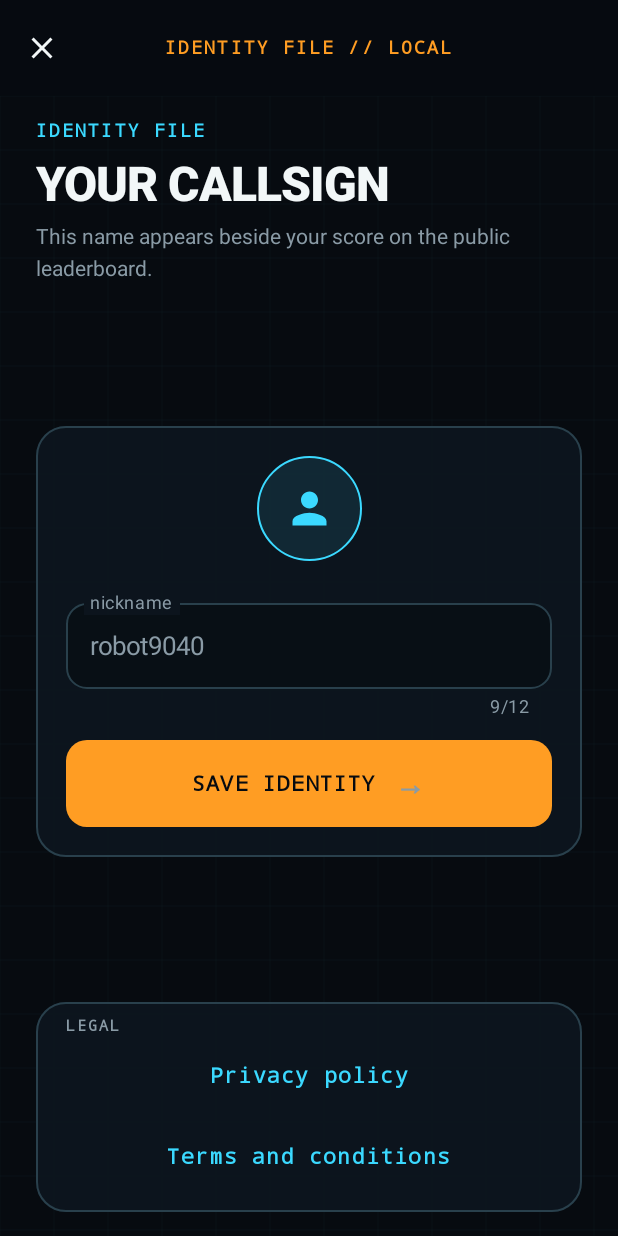
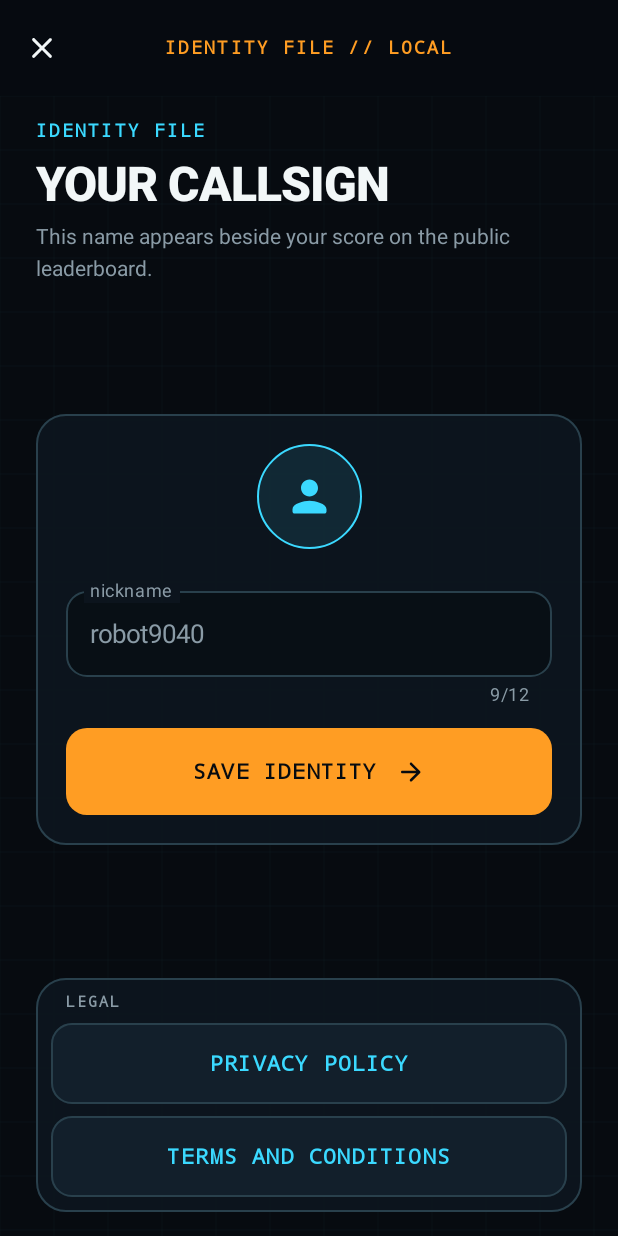
Before and after one commit to puntogris/are-you-a-robot, an Android app built with Jetpack Compose: the screen it shows after launch (MainActivity), after a tap on "Settings", on a phone screen of 412 x 824 dp. Run offline under Robolectric (Android 15) with nearby library versions, the light colour scheme and no system bars; our stand-ins replace Dagger/Hilt's generated code, Firebase (no records; nobody signed in at launch, a user with empty details on screens opened directly), livedata-compose.

Commit message:
polish Compose UI and game input flow
- Improve button, icon, spacing, and settings styling
- Preserve the input field while revealing the answer
- Fix keyboard behavior during guessing and game over

```diff
--- a/app/src/main/java/com/puntogris/areyouarobot/ui/compose/RobotComponents.kt
+++ b/app/src/main/java/com/puntogris/areyouarobot/ui/compose/RobotComponents.kt
@@ -1,6 +1,7 @@
 package com.puntogris.areyouarobot.ui.compose
 
 import androidx.compose.foundation.Canvas
+import androidx.compose.foundation.BorderStroke
 import androidx.compose.foundation.background
 import androidx.compose.foundation.border
 import androidx.compose.foundation.layout.Arrangement
@@ -19,10 +20,11 @@ import androidx.compose.foundation.layout.width
 import androidx.compose.foundation.shape.CircleShape
 import androidx.compose.foundation.shape.RoundedCornerShape
 import androidx.compose.material.icons.Icons
-import androidx.compose.material.icons.filled.Close
-import androidx.compose.material.icons.filled.Home
-import androidx.compose.material.icons.filled.Settings
-import androidx.compose.material.icons.filled.Star
+import androidx.compose.material.icons.automirrored.rounded.ArrowForward
+import androidx.compose.material.icons.rounded.Close
+import androidx.compose.material.icons.rounded.Home
+import androidx.compose.material.icons.rounded.Settings
+import androidx.compose.material.icons.rounded.Star
 import androidx.compose.material3.Button
 import androidx.compose.material3.ButtonDefaults
 import androidx.compose.material3.CenterAlignedTopAppBar
@@ -34,7 +36,6 @@ import androidx.compose.material3.MaterialTheme
 import androidx.compose.material3.OutlinedTextFieldDefaults
 import androidx.compose.material3.Surface
 import androidx.compose.material3.Text
-import androidx.compose.material3.TextButton
 import androidx.compose.material3.TextFieldColors
 import androidx.compose.material3.TopAppBarDefaults
 import androidx.compose.runtime.Composable
@@ -106,7 +107,7 @@ internal fun AppTopBar(
             if (canClose) {
                 IconButton(onClick = onClose) {
                     Icon(
-                        imageVector = Icons.Default.Close,
+                        imageVector = Icons.Rounded.Close,
                         contentDescription = stringResource(R.string.action_close),
                         tint = Paper
                     )
@@ -121,7 +122,7 @@ internal fun AppTopBar(
             if (showSettings) {
                 IconButton(onClick = onSettings) {
                     Icon(
-                        imageVector = Icons.Default.Settings,
+                        imageVector = Icons.Rounded.Settings,
                         contentDescription = stringResource(R.string.settings_label),
                         tint = Paper
                     )
@@ -151,7 +152,7 @@ internal fun AppBottomBar(
         Surface(
             color = Panel,
             shape = RoundedCornerShape(22.dp),
-            border = androidx.compose.foundation.BorderStroke(1.dp, Stroke),
+            border = BorderStroke(1.dp, Stroke),
             modifier = Modifier.fillMaxWidth()
         ) {
             Row(
@@ -163,14 +164,14 @@ internal fun AppBottomBar(
                     label = stringResource(R.string.nav_test),
                     onClick = onHome
                 ) {
-                    Icon(Icons.Default.Home, contentDescription = null)
+                    Icon(Icons.Rounded.Home, contentDescription = null)
                 }
                 BottomDestination(
                     selected = !homeSelected,
                     label = stringResource(R.string.rankings_label),
                     onClick = onRankings
                 ) {
-                    Icon(Icons.Default.Star, contentDescription = null)
+                    Icon(Icons.Rounded.Star, contentDescription = null)
                 }
             }
         }
@@ -250,7 +251,7 @@ internal fun TerminalPanel(
         modifier = modifier,
         color = Panel.copy(alpha = 0.96f),
         shape = RoundedCornerShape(20.dp),
-        border = androidx.compose.foundation.BorderStroke(1.dp, borderColor)
+        border = BorderStroke(1.dp, borderColor)
     ) {
         Box(Modifier.padding(padding)) { content() }
     }
@@ -283,9 +284,13 @@ internal fun PrimaryAction(
                 strokeWidth = 2.dp
             )
         } else {
-            Text(text = text, style = MaterialTheme.typography.labelLarge)
+            Text(text = text.uppercase(), style = MaterialTheme.typography.labelLarge)
             Spacer(Modifier.width(12.dp))
-            Text(text = "→", fontSize = 20.sp, fontWeight = FontWeight.Bold)
+            Icon(
+                imageVector = Icons.AutoMirrored.Rounded.ArrowForward,
+                contentDescription = null,
+                modifier = Modifier.size(20.dp)
+            )
         }
     }
 }
@@ -297,14 +302,23 @@ internal fun SecondaryAction(
     modifier: Modifier = Modifier,
     enabled: Boolean = true
 ) {
-    TextButton(
+    Button(
         onClick = onClick,
         modifier = modifier.height(54.dp),
         enabled = enabled,
         shape = RoundedCornerShape(14.dp),
-        colors = ButtonDefaults.textButtonColors(contentColor = Electric)
+        colors = ButtonDefaults.buttonColors(
+            containerColor = PanelRaised,
+            contentColor = Electric,
+            disabledContainerColor = Panel,
+            disabledContentColor = Muted.copy(alpha = 0.55f)
+        ),
+        border = BorderStroke(
+            width = 1.dp,
+            color = if (enabled) Stroke else Stroke.copy(alpha = 0.55f)
+        )
     ) {
-        Text(text = text, style = MaterialTheme.typography.labelLarge)
+        Text(text = text.uppercase(), style = MaterialTheme.typography.labelLarge)
     }
 }
 
--- a/app/src/main/java/com/puntogris/areyouarobot/ui/compose/SettingsScreen.kt
+++ b/app/src/main/java/com/puntogris/areyouarobot/ui/compose/SettingsScreen.kt
@@ -6,7 +6,7 @@ import androidx.compose.foundation.layout.*
 import androidx.compose.foundation.shape.CircleShape
 import androidx.compose.foundation.shape.RoundedCornerShape
 import androidx.compose.material.icons.Icons
-import androidx.compose.material.icons.filled.Person
+import androidx.compose.material.icons.rounded.Person
 import androidx.compose.material3.*
 import androidx.compose.runtime.Composable
 import androidx.compose.runtime.getValue
@@ -47,7 +47,7 @@ internal fun SettingsScreen(modifier: Modifier, sharedPref: SharedPref, onSaved:
                         .background(Electric.copy(alpha = 0.1f), CircleShape),
                     contentAlignment = Alignment.Center
                 ) {
-                    Icon(Icons.Default.Person, null, tint = Electric, modifier = Modifier.size(34.dp))
+                    Icon(Icons.Rounded.Person, null, tint = Electric, modifier = Modifier.size(34.dp))
                 }
                 Spacer(Modifier.height(20.dp))
                 OutlinedTextField(
@@ -74,7 +74,7 @@ internal fun SettingsScreen(modifier: Modifier, sharedPref: SharedPref, onSaved:
             }
         }
         TerminalPanel(Modifier.fillMaxWidth(), padding = 10.dp) {
-            Column {
+            Column(verticalArrangement = Arrangement.spacedBy(8.dp)) {
                 Text(
                     stringResource(R.string.legal_label),
                     color = Muted,
```
Also changed, not shown: app/src/main/java/com/puntogris/areyouarobot/ui/compose/PostGameScreen.kt (+10 -2 lines), app/src/main/java/com/puntogris/areyouarobot/ui/compose/RobotApp.kt (+18 -6 lines), app/src/main/java/com/puntogris/areyouarobot/ui/compose/SaveScoreScreen.kt (+37 -29 lines).
